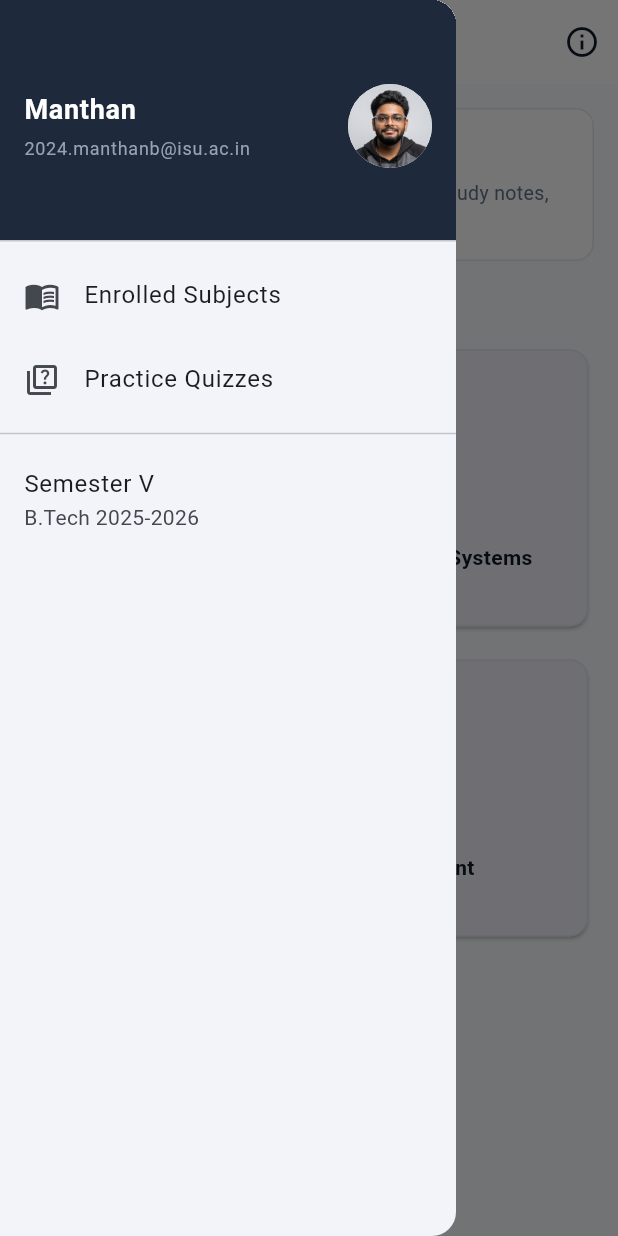
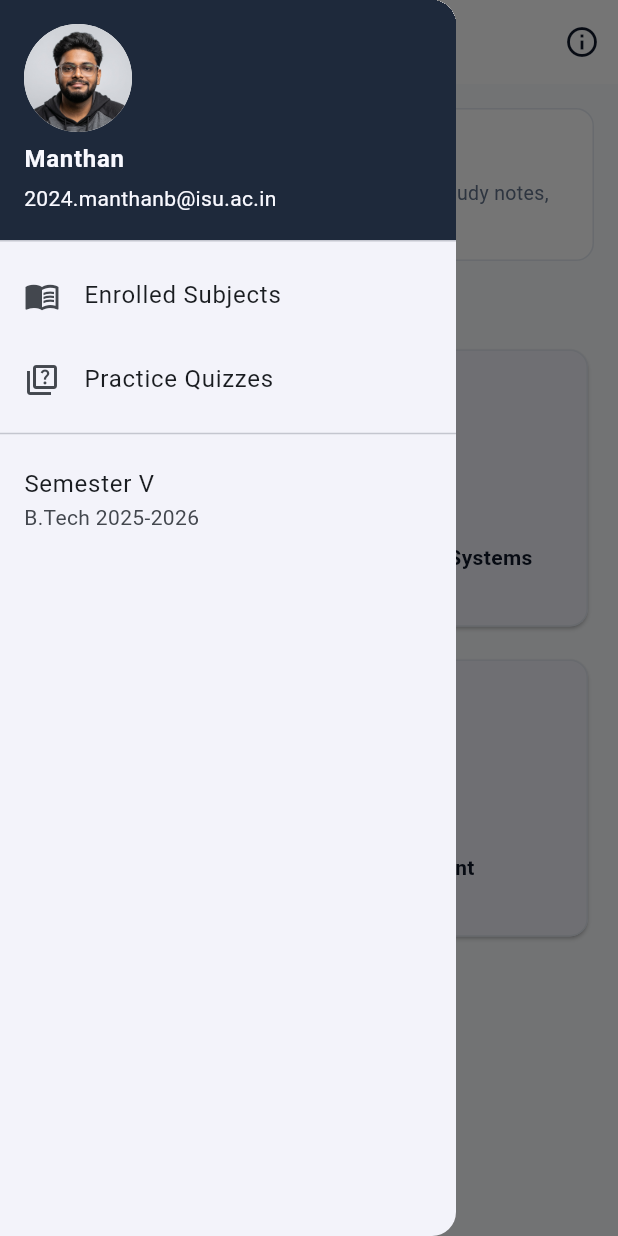
Before and after one commit to MSB-io/student_learning_app, a Flutter app: the screen it shows after launch, with the side drawer open, on a phone screen of 412 x 824 dp. Run offline on Flutter 3.47's test engine with Material 3 defaults, Android fonts, the phone set to English and light mode, and no system bars.

Commit message:
refactor: replace custom DrawerHeader with UserAccountsDrawerHeader in home screen

```diff
--- a/lib/screens/home_screen.dart
+++ b/lib/screens/home_screen.dart
@@ -44,48 +44,18 @@ class HomeScreen extends StatelessWidget {
         child: ListView(
           padding: EdgeInsets.zero,
           children: [
-            DrawerHeader(
-              decoration: const BoxDecoration(
+            const UserAccountsDrawerHeader(
+              decoration: BoxDecoration(
                 color: Color(0xFF1E293B),
               ),
-              child: Row(
-                mainAxisAlignment: MainAxisAlignment.spaceBetween,
-                crossAxisAlignment: CrossAxisAlignment.center,
-                children: [
-                  // Left: Name & Email
-                  const Expanded(
-                    child: Column(
-                      mainAxisAlignment: MainAxisAlignment.center,
-                      crossAxisAlignment: CrossAxisAlignment.start,
-                      children: [
-                        Text(
-                          'Manthan',
-                          style: TextStyle(
-                            color: Colors.white,
-                            fontSize: 18,
-                            fontWeight: FontWeight.bold,
-                          ),
-                        ),
-                        SizedBox(height: 4),
-                        Text(
-                          '2024.manthanb@isu.ac.in',
-                          overflow: TextOverflow.ellipsis,
-                          style: TextStyle(
-                            color: Color(0xFF94A3B8),
-                            fontSize: 12,
-                          ),
-                        ),
-                      ],
-                    ),
-                  ),
-                  const SizedBox(width: 12),
-                  // Right-most: Avatar
-                  const CircleAvatar(
-                    radius: 28,
-                    backgroundColor: Colors.white,
-                    backgroundImage: AssetImage('assets/avatar.jpg'),
-                  ),
-                ],
+              accountName: Text(
+                'Manthan',
+                style: TextStyle(fontWeight: FontWeight.bold, fontSize: 16),
+              ),
+              accountEmail: Text('2024.manthanb@isu.ac.in'),
+              currentAccountPicture: CircleAvatar(
+                backgroundColor: Colors.white,
+                backgroundImage: AssetImage('assets/avatar.jpg'),
               ),
             ),
             ListTile(
```
